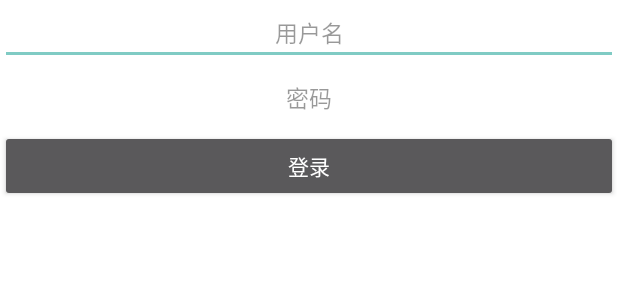
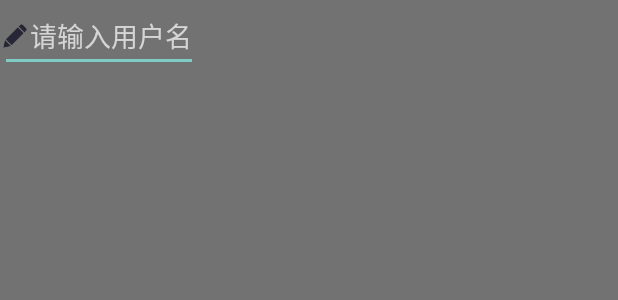
Before and after one commit to Lucifer326/YiBaiMenDian, an Android app: the layout activity_login.xml on its own in the app's theme, with its tools: preview values and no code run, on a phone screen of 412 x 824 dp. Shown: the top 300 px of the screen. Run offline under Robolectric (Android 15) with nearby library versions, the phone set to English and light mode, and no system bars.

Commit message:
登陆布局添加布局头像

```diff
--- a/app/src/main/res/layout/activity_login.xml
+++ b/app/src/main/res/layout/activity_login.xml
@@ -1,3 +1,4 @@
+<!--
 <LinearLayout xmlns:android="http://schemas.android.com/apk/res/android"
     xmlns:tools="http://schemas.android.com/tools"
     android:orientation="vertical"
@@ -6,9 +7,6 @@
     android:background="#fff"
     tools:context="com.yeebob.yibaimendian.LoginActivity">
 
-    <!-- The primary full-screen view. This can be replaced with whatever view
-         is needed to present your content, e.g. VideoView, SurfaceView,
-         TextureView, etc. -->
     <EditText
         android:id="@+id/login_username"
         android:layout_width="match_parent"
@@ -33,3 +31,35 @@
         android:layout_height="wrap_content" />
 
 </LinearLayout>
+-->
+
+<RelativeLayout xmlns:android="http://schemas.android.com/apk/res/android"
+    xmlns:tools="http://schemas.android.com/tools"
+    android:layout_width="match_parent"
+    android:layout_height="match_parent"
+    android:background="@color/black_overlay"
+    tools:context=".mainactivity.LoginActivity">
+
+
+    <EditText
+        android:id="@+id/editText"
+        android:hint="请输入用户名"
+        android:paddingLeft="20dp"
+        android:layout_width="wrap_content"
+        android:layout_height="wrap_content"/>
+    <ImageView
+        android:contentDescription="@string/app_name"
+        android:src="@drawable/edit"
+        android:layout_alignBottom="@+id/editText"
+        android:layout_alignStart="@+id/editText"
+        android:layout_alignTop="@+id/editText"
+        android:layout_width="20dp"
+        android:layout_height="wrap_content" />
+
+
+
+
+
+
+
+</RelativeLayout>
```
